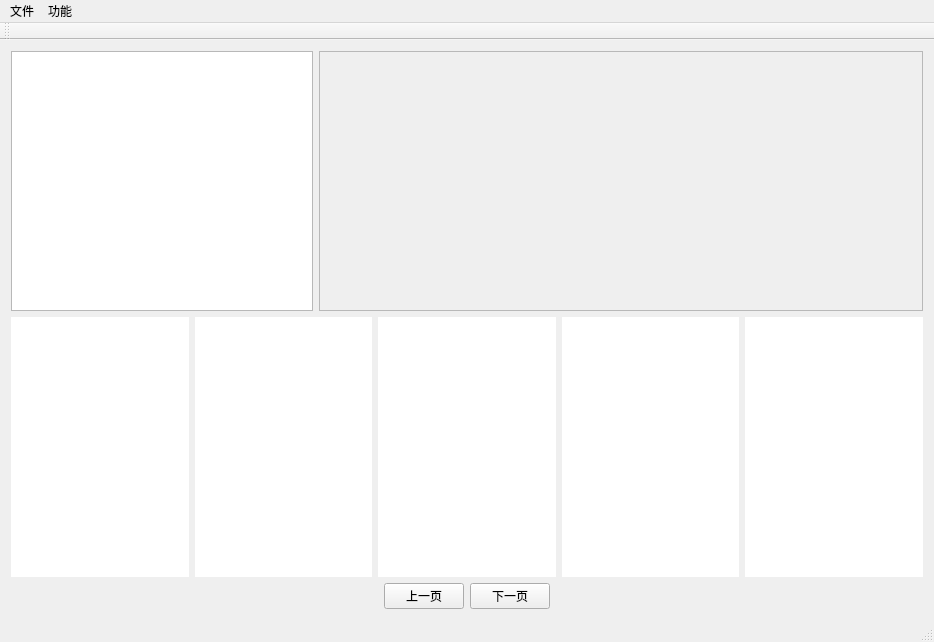
Before: the Qt Designer form imageSimilarity/imageSimilarity.ui in maiarChen/image_similarity, drawn with Qt 5.
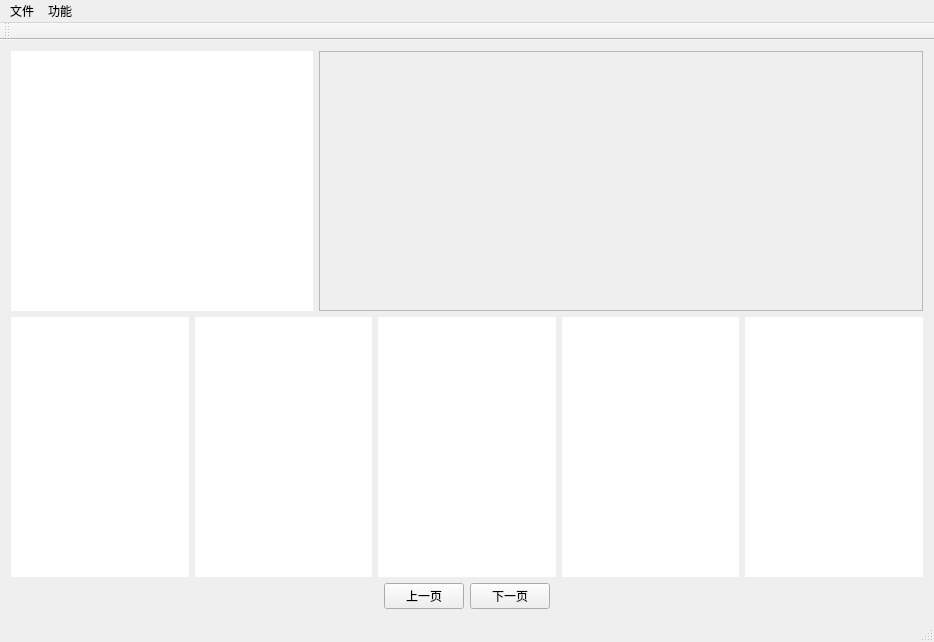
After: the same form once the commit is applied.

```diff
--- a/imageSimilarity/imageSimilarity.ui
+++ b/imageSimilarity/imageSimilarity.ui
@@ -20,15 +20,12 @@
       <item>
        <layout class="QHBoxLayout" name="horizontalLayout_3" stretch="1,2">
         <item>
-         <widget class="QGraphicsView" name="SrcImgView">
-          <property name="foregroundBrush">
-           <brush brushstyle="NoBrush">
-            <color alpha="255">
-             <red>0</red>
-             <green>0</green>
-             <blue>0</blue>
-            </color>
-           </brush>
+         <widget class="QLabel" name="SrcImgView">
+          <property name="styleSheet">
+           <string notr="true">background-color:rgb(255, 255, 255)</string>
+          </property>
+          <property name="text">
+           <string/>
           </property>
          </widget>
         </item>
```
